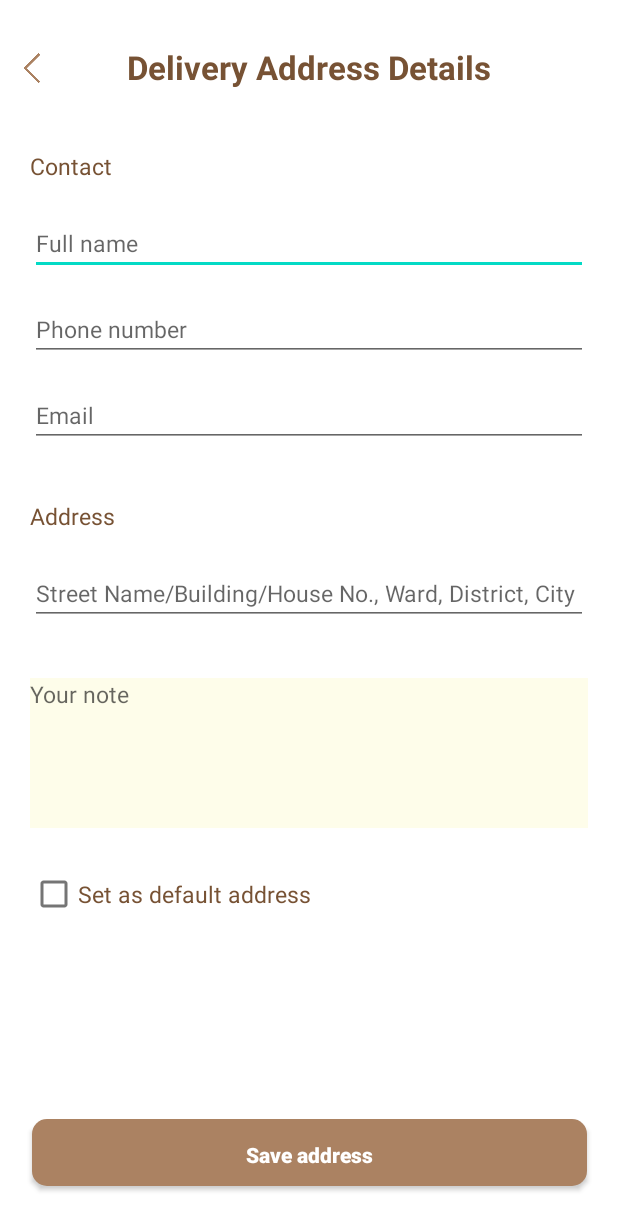
After one commit to thaichihien/PetInto, an Android app: the fragment DetailsDeliveryAddressFragment shown on its own in the app's theme, on a phone screen of 412 x 824 dp. The commit adds this screen. Shown: the top 1230 px of the screen. Run offline under Robolectric (Android 15) with nearby library versions, the phone set to English and light mode, and no system bars.

Commit message:
update fragment_details_delivery_address.xml

```diff
--- /dev/null
+++ b/app/src/main/java/com/mobye/petinto/ui/fragments/DetailsDeliveryAddressFragment.kt
@@ -0,0 +1,60 @@
+package com.mobye.petinto.ui.fragments
+
+import android.os.Bundle
+import androidx.fragment.app.Fragment
+import android.view.LayoutInflater
+import android.view.View
+import android.view.ViewGroup
+import com.mobye.petinto.R
+
+// TODO: Rename parameter arguments, choose names that match
+// the fragment initialization parameters, e.g. ARG_ITEM_NUMBER
+private const val ARG_PARAM1 = "param1"
+private const val ARG_PARAM2 = "param2"
+
+/**
+ * A simple [Fragment] subclass.
+ * Use the [DetailsDeliveryAddressFragment.newInstance] factory method to
+ * create an instance of this fragment.
+ */
+class DetailsDeliveryAddressFragment : Fragment() {
+    // TODO: Rename and change types of parameters
+    private var param1: String? = null
+    private var param2: String? = null
+
+    override fun onCreate(savedInstanceState: Bundle?) {
+        super.onCreate(savedInstanceState)
+        arguments?.let {
+            param1 = it.getString(ARG_PARAM1)
+            param2 = it.getString(ARG_PARAM2)
+        }
+    }
+
+    override fun onCreateView(
+        inflater: LayoutInflater, container: ViewGroup?,
+        savedInstanceState: Bundle?
+    ): View? {
+        // Inflate the layout for this fragment
+        return inflater.inflate(R.layout.fragment_details_delivery_address, container, false)
+    }
+
+    companion object {
+        /**
+         * Use this factory method to create a new instance of
+         * this fragment using the provided parameters.
+         *
+         * @param param1 Parameter 1.
+         * @param param2 Parameter 2.
+         * @return A new instance of fragment DetailsDeliveryAddressFragment.
+         */
+        // TODO: Rename and change types and number of parameters
+        @JvmStatic
+        fun newInstance(param1: String, param2: String) =
+            DetailsDeliveryAddressFragment().apply {
+                arguments = Bundle().apply {
+                    putString(ARG_PARAM1, param1)
+                    putString(ARG_PARAM2, param2)
+                }
+            }
+    }
+}
--- a/app/src/main/res/layout/fragment_delivery_address.xml
+++ b/app/src/main/res/layout/fragment_delivery_address.xml
@@ -44,31 +44,20 @@
         app:layout_constraintStart_toStartOf="parent"
         app:layout_constraintTop_toTopOf="parent" />
 
-    <RadioGroup
-        android:layout_width="wrap_content"
-        android:layout_height="wrap_content"
-        android:layout_marginStart="80dp"
-        android:layout_marginTop="30dp"
-        android:layout_marginEnd="250dp"
-        app:layout_constraintEnd_toEndOf="parent"
-        app:layout_constraintStart_toStartOf="parent"
-        app:layout_constraintTop_toBottomOf="@+id/header_main">
-    </RadioGroup>
-
     <androidx.recyclerview.widget.RecyclerView
         android:id="@+id/recycle_view_address"
         android:layout_width="0dp"
         android:layout_height="0dp"
         android:layout_marginTop="20dp"
         android:layout_marginBottom="20dp"
-        app:layout_constraintBottom_toTopOf="@+id/appCompatButton2"
+        app:layout_constraintBottom_toTopOf="@+id/add_new_address_btn"
         app:layout_constraintEnd_toEndOf="parent"
         app:layout_constraintHorizontal_bias="1.0"
         app:layout_constraintStart_toStartOf="parent"
         app:layout_constraintTop_toBottomOf="@+id/header_main"></androidx.recyclerview.widget.RecyclerView>
 
     <androidx.appcompat.widget.AppCompatButton
-        android:id="@+id/appCompatButton2"
+        android:id="@+id/add_new_address_btn"
         android:layout_width="370dp"
         android:layout_height="wrap_content"
         android:layout_marginStart="20dp"
--- /dev/null
+++ b/app/src/main/res/layout/fragment_details_delivery_address.xml
@@ -0,0 +1,187 @@
+<?xml version="1.0" encoding="utf-8"?>
+<androidx.constraintlayout.widget.ConstraintLayout xmlns:android="http://schemas.android.com/apk/res/android"
+    xmlns:tools="http://schemas.android.com/tools"
+    android:layout_width="match_parent"
+    android:layout_height="match_parent"
+    xmlns:app="http://schemas.android.com/apk/res-auto"
+    tools:context=".ui.fragments.DetailsDeliveryAddressFragment">
+
+    <!-- TODO: Update blank fragment layout -->
+    <ImageView
+        android:id="@+id/header_main"
+        android:layout_width="match_parent"
+        android:layout_height="80dp"
+        android:outlineAmbientShadowColor="@color/grey"
+        android:src="@drawable/header_rectangle_white"
+        app:layout_constraintEnd_toEndOf="parent"
+        app:layout_constraintHorizontal_bias="1.0"
+        app:layout_constraintStart_toStartOf="parent"
+        app:layout_constraintTop_toTopOf="parent" />
+
+    <TextView
+        android:id="@+id/header_title"
+        android:layout_width="wrap_content"
+        android:layout_height="wrap_content"
+        android:layout_marginTop="30dp"
+        android:text="Delivery Address Details"
+        android:textColor="@color/main_dark"
+        android:textSize="22dp"
+        android:textStyle="bold"
+        app:layout_constraintEnd_toEndOf="parent"
+        app:layout_constraintStart_toStartOf="parent"
+        app:layout_constraintTop_toTopOf="parent" />
+
+    <ImageView
+        android:id="@+id/back_icon"
+        android:layout_width="20dp"
+        android:layout_height="20dp"
+        android:layout_marginStart="10dp"
+        android:layout_marginTop="35dp"
+        android:layout_marginEnd="50dp"
+        android:src="@drawable/back"
+        app:layout_constraintEnd_toStartOf="@+id/header_title"
+        app:layout_constraintHorizontal_bias="0.313"
+        app:layout_constraintStart_toStartOf="parent"
+        app:layout_constraintTop_toTopOf="parent" />
+
+    <TextView
+        android:id="@+id/contact_title"
+        android:layout_width="match_parent"
+        android:layout_height="wrap_content"
+        android:layout_marginStart="20dp"
+        android:layout_marginTop="20dp"
+        android:layout_marginEnd="20dp"
+        android:text="Contact"
+        android:textColor="@color/main_dark"
+        android:textSize="15dp"
+        app:layout_constraintEnd_toEndOf="parent"
+        app:layout_constraintStart_toStartOf="parent"
+        app:layout_constraintTop_toBottomOf="@+id/header_main" />
+
+    <EditText
+        android:id="@+id/et_full_name"
+        android:layout_width="match_parent"
+        android:layout_height="wrap_content"
+        android:layout_marginStart="20dp"
+        android:layout_marginTop="20dp"
+        android:layout_marginEnd="20dp"
+        android:hint="Full name"
+        android:textColor="@color/main_dark"
+        android:textSize="15dp"
+        app:layout_constraintEnd_toEndOf="parent"
+        app:layout_constraintStart_toStartOf="parent"
+        app:layout_constraintTop_toBottomOf="@+id/contact_title" />
+
+    <EditText
+        android:id="@+id/et_phone_number"
+        android:layout_width="match_parent"
+        android:layout_height="wrap_content"
+        android:layout_marginStart="20dp"
+        android:layout_marginTop="15dp"
+        android:layout_marginEnd="20dp"
+        android:ems="10"
+        android:hint="Phone number"
+        android:inputType="phone"
+        android:textColor="@color/main_dark"
+        android:textSize="15dp"
+        app:layout_constraintEnd_toEndOf="parent"
+        app:layout_constraintHorizontal_bias="1.0"
+        app:layout_constraintStart_toStartOf="parent"
+        app:layout_constraintTop_toBottomOf="@+id/et_full_name" />
+
+    <EditText
+        android:id="@+id/et_email"
+        android:layout_width="match_parent"
+        android:layout_height="wrap_content"
+        android:layout_marginStart="20dp"
+        android:layout_marginTop="15dp"
+        android:layout_marginEnd="20dp"
+        android:ems="10"
+        android:hint="Email"
+        android:inputType="textEmailAddress"
+        android:textColor="@color/main_dark"
+        android:textSize="15dp"
+        app:layout_constraintEnd_toEndOf="parent"
+        app:layout_constraintHorizontal_bias="1.0"
+        app:layout_constraintStart_toStartOf="parent"
+        app:layout_constraintTop_toBottomOf="@+id/et_phone_number" />
+
+    <TextView
+        android:id="@+id/address_title"
+        android:layout_width="match_parent"
+        android:layout_height="wrap_content"
+        android:layout_marginStart="20dp"
+        android:layout_marginTop="35dp"
+        android:layout_marginEnd="20dp"
+        android:text="Address"
+        android:textColor="@color/main_dark"
+        android:textSize="15dp"
+        app:layout_constraintEnd_toEndOf="parent"
+        app:layout_constraintHorizontal_bias="1.0"
+        app:layout_constraintStart_toStartOf="parent"
+        app:layout_constraintTop_toBottomOf="@+id/et_email" />
+
+    <EditText
+        android:id="@+id/et_address"
+        android:layout_width="match_parent"
+        android:layout_height="wrap_content"
+        android:layout_marginStart="20dp"
+        android:layout_marginTop="20dp"
+        android:layout_marginEnd="20dp"
+        android:ems="10"
+        android:hint="Street Name/Building/House No., Ward, District, City"
+        android:textColor="@color/main_dark"
+        android:textSize="15dp"
+        app:layout_constraintEnd_toEndOf="parent"
+        app:layout_constraintStart_toStartOf="parent"
+        app:layout_constraintTop_toBottomOf="@+id/address_title" />
+
+    <EditText
+        android:id="@+id/et_note"
+        android:layout_width="match_parent"
+        android:layout_height="100dp"
+        android:layout_marginStart="20dp"
+        android:layout_marginTop="35dp"
+        android:layout_marginEnd="20dp"
+        android:background="@color/background_light"
+        android:ems="10"
+        android:gravity="start|top"
+        android:hint="Your note"
+        android:inputType="textMultiLine"
+        android:textColor="@color/main_dark"
+        android:textSize="15dp"
+        app:layout_constraintEnd_toEndOf="parent"
+        app:layout_constraintStart_toStartOf="parent"
+        app:layout_constraintTop_toBottomOf="@+id/et_address" />
+
+    <CheckBox
+        android:id="@+id/set_default"
+        android:layout_width="wrap_content"
+        android:layout_height="wrap_content"
+        android:layout_marginStart="20dp"
+        android:layout_marginTop="20dp"
+        android:text="Set as default address"
+        android:textColor="@color/main_dark"
+        android:textSize="15dp"
+        app:layout_constraintStart_toStartOf="parent"
+        app:layout_constraintTop_toBottomOf="@+id/et_note" />
+
+    <androidx.appcompat.widget.AppCompatButton
+        android:id="@+id/save_address_btn"
+        android:layout_width="370dp"
+        android:layout_height="wrap_content"
+        android:layout_marginStart="20dp"
+
+        android:layout_marginEnd="20dp"
+        android:layout_marginBottom="30dp"
+        android:background="@drawable/other_button_background"
+        android:text="Save address"
+        android:textAllCaps="false"
+        android:textColor="@color/white"
+        android:textStyle="bold"
+        app:layout_constraintBottom_toBottomOf="parent"
+        app:layout_constraintEnd_toEndOf="parent"
+        app:layout_constraintHorizontal_bias="0.609"
+        app:layout_constraintStart_toStartOf="parent" />
+
+</androidx.constraintlayout.widget.ConstraintLayout>
```
